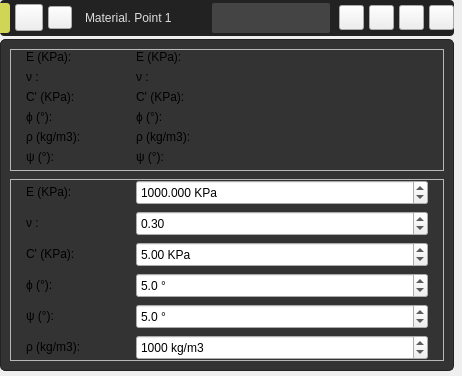
Before: the Qt Designer form app/ui/widget_draw_property_card.ui in edwinar13/MPM-UN, drawn with Qt 5.
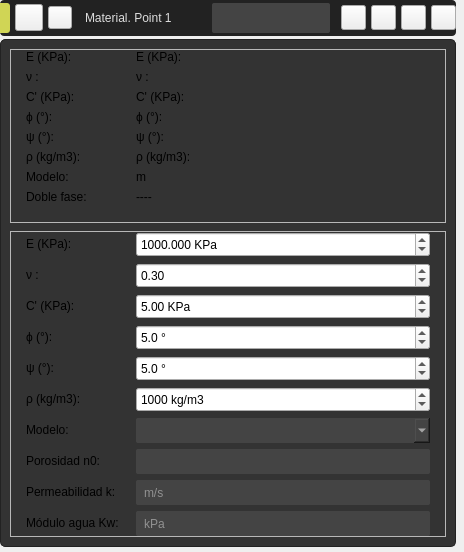
After: the same form once the commit is applied. Icons and pictures are not drawn.

Commit message:
ui(materiales): modelo y doble fase en los .ui del menú y la tarjeta
- Las filas dejan de crearse por código; el código solo llena el combo y tooltips.
- Corrige el estilo de los campos de doble fase (salían en blanco).

The edit to the form file:
```diff
--- a/app/ui/widget_draw_property_card.ui
+++ b/app/ui/widget_draw_property_card.ui
@@ -6,8 +6,8 @@
    <rect>
     <x>0</x>
     <y>0</y>
-    <width>462</width>
-    <height>376</height>
+    <width>464</width>
+    <height>552</height>
    </rect>
   </property>
   <property name="sizePolicy">
@@ -135,6 +135,25 @@
 padding-right: 6px;
 padding-left: 6px;
 
+}
+
+/*◘◘◘◘◘◘◘◘◘◘◘◘◘◘◘◘◘◘     Edición: modelo y doble fase      ◘◘◘◘◘◘◘◘◘◘◘◘◘◘◘◘◘◘◘◘◘◘◘*/
+
+QFrame#frame_edit QLineEdit,
+QFrame#frame_edit QComboBox{
+font: 9pt &quot;Ubuntu&quot;;
+color: #DDDDDD;
+background-color: #444444;
+border: none;
+border-radius: 2px;
+padding-right: 6px;
+padding-left: 6px;
+}
+QFrame#frame_edit QComboBox QAbstractItemView{
+background-color: #383838;
+color: #DDDDDD;
+selection-background-color: #444444;
+selection-color: #C8CC8E;
 }</string>
   </property>
   <layout class="QVBoxLayout" name="verticalLayout">
@@ -726,45 +745,7 @@
            </property>
           </widget>
          </item>
-         <item row="5" column="0">
-          <widget class="QLabel" name="label_textProperties6_2">
-           <property name="minimumSize">
-            <size>
-             <width>80</width>
-             <height>0</height>
-            </size>
-           </property>
-           <property name="toolTip">
-            <string>Ángulo  de dilatancia </string>
-           </property>
-           <property name="text">
-            <string>ψ (°):</string>
-           </property>
-           <property name="QLabelStyle" stdset="0">
-            <number>3</number>
-           </property>
-          </widget>
-         </item>
-         <item row="5" column="1">
-          <widget class="QLabel" name="label_textPropertiesPsi">
-           <property name="minimumSize">
-            <size>
-             <width>80</width>
-             <height>0</height>
-            </size>
-           </property>
-           <property name="toolTip">
-            <string>Ángulo  de dilatancia </string>
-           </property>
-           <property name="text">
-            <string>ψ (°):</string>
-           </property>
-           <property name="QLabelStyle" stdset="0">
-            <number>3</number>
-           </property>
-          </widget>
-         </item>
-         <item row="4" column="0">
+         <item row="6" column="0">
           <widget class="QLabel" name="label_textProperties4_4">
            <property name="minimumSize">
             <size>
@@ -783,7 +764,7 @@
            </property>
           </widget>
          </item>
-         <item row="4" column="1">
+         <item row="6" column="1">
           <widget class="QLabel" name="label_textPropertiesP">
            <property name="minimumSize">
             <size>
@@ -802,6 +783,123 @@
            </property>
           </widget>
          </item>
+         <item row="4" column="0">
+          <widget class="QLabel" name="label_textProperties6_2">
+           <property name="minimumSize">
+            <size>
+             <width>80</width>
+             <height>0</height>
+            </size>
+           </property>
+           <property name="toolTip">
+            <string>Ángulo  de dilatancia </string>
+           </property>
+           <property name="text">
+            <string>ψ (°):</string>
+           </property>
+           <property name="QLabelStyle" stdset="0">
+            <number>3</number>
+           </property>
+          </widget>
+         </item>
+         <item row="4" column="1">
+          <widget class="QLabel" name="label_textPropertiesPsi">
+           <property name="minimumSize">
+            <size>
+             <width>80</width>
+             <height>0</height>
+            </size>
+           </property>
+           <property name="toolTip">
+            <string>Ángulo  de dilatancia </string>
+           </property>
+           <property name="text">
+            <string>ψ (°):</string>
+           </property>
+           <property name="QLabelStyle" stdset="0">
+            <number>3</number>
+           </property>
+          </widget>
+         </item>
+         <item row="7" column="0">
+          <widget class="QLabel" name="label_textProperties4_6">
+           <property name="minimumSize">
+            <size>
+             <width>110</width>
+             <height>0</height>
+            </size>
+           </property>
+           <property name="toolTip">
+            <string>Cohesión </string>
+           </property>
+           <property name="text">
+            <string>Modelo:</string>
+           </property>
+           <property name="QLabelStyle" stdset="0">
+            <number>3</number>
+           </property>
+          </widget>
+         </item>
+         <item row="7" column="1">
+          <widget class="QLabel" name="label_textPropertiesModel">
+           <property name="minimumSize">
+            <size>
+             <width>110</width>
+             <height>0</height>
+            </size>
+           </property>
+           <property name="toolTip">
+            <string>Cohesión </string>
+           </property>
+           <property name="text">
+            <string>m</string>
+           </property>
+           <property name="QLabelStyle" stdset="0">
+            <number>3</number>
+           </property>
+          </widget>
+         </item>
+         <item row="8" column="0">
+          <widget class="QLabel" name="label_textProperties4_7">
+           <property name="minimumSize">
+            <size>
+             <width>110</width>
+             <height>0</height>
+            </size>
+           </property>
+           <property name="toolTip">
+            <string>Cohesión </string>
+           </property>
+           <property name="text">
+            <string>Doble fase:</string>
+           </property>
+           <property name="QLabelStyle" stdset="0">
+            <number>3</number>
+           </property>
+          </widget>
+         </item>
+         <item row="8" column="1">
+          <widget class="QLabel" name="label_textPropertiesTwoPhase">
+           <property name="minimumSize">
+            <size>
+             <width>110</width>
+             <height>0</height>
+            </size>
+           </property>
+           <property name="toolTip">
+            <string>Cohesión </string>
+           </property>
+           <property name="text">
+            <string>----</string>
+           </property>
+           <property name="wordWrap">
+            <bool>true</bool>
+           </property>
+           <property name="QLabelStyle" stdset="0">
+            <number>3</number>
+           </property>
+          </widget>
+         </item>
         </layout>
        </widget>
       </item>
@@ -1150,6 +1248,170 @@
            </property>
           </widget>
          </item>
+         <item row="6" column="0">
+          <widget class="QLabel" name="label_textPropertiesModelEdit">
+           <property name="minimumSize">
+            <size>
+             <width>110</width>
+             <height>0</height>
+            </size>
+           </property>
+           <property name="toolTip">
+            <string>Cohesión </string>
+           </property>
+           <property name="text">
+            <string>Modelo:</string>
+           </property>
+           <property name="QLabelStyle" stdset="0">
+            <number>3</number>
+           </property>
+          </widget>
+         </item>
+         <item row="7" column="0">
+          <widget class="QLabel" name="label_textPropertiesPorosity">
+           <property name="minimumSize">
+            <size>
+             <width>110</width>
+             <height>0</height>
+            </size>
+           </property>
+           <property name="toolTip">
+            <string>Cohesión </string>
+           </property>
+           <property name="text">
+            <string>Porosidad n0:</string>
+           </property>
+           <property name="QLabelStyle" stdset="0">
+            <number>3</number>
+           </property>
+          </widget>
+         </item>
+         <item row="6" column="1">
+          <widget class="QComboBox" name="comboBox_textPropertiesModel">
+           <property name="enabled">
+            <bool>true</bool>
+           </property>
+           <property name="minimumSize">
+            <size>
+             <width>0</width>
+             <height>25</height>
+            </size>
+           </property>
+           <property name="QComboBoxStyle" stdset="0">
+            <number>1</number>
+           </property>
+          </widget>
+         </item>
+         <item row="7" column="1">
+          <widget class="QLineEdit" name="lineEdit_textPropertiesPorosity">
+           <property name="minimumSize">
+            <size>
+             <width>150</width>
+             <height>25</height>
+            </size>
+           </property>
+           <property name="maximumSize">
+            <size>
+             <width>16777215</width>
+             <height>16777215</height>
+            </size>
+           </property>
+           <property name="text">
+            <string/>
+           </property>
+           <property name="QLineEditStyle" stdset="0">
+            <number>1</number>
+           </property>
+          </widget>
+         </item>
+         <item row="8" column="0">
+          <widget class="QLabel" name="label_textPropertiesPermeability">
+           <property name="minimumSize">
+            <size>
+             <width>110</width>
+             <height>0</height>
+            </size>
+           </property>
+           <property name="toolTip">
+            <string>Cohesión </string>
+           </property>
+           <property name="text">
+            <string>Permeabilidad k:</string>
+           </property>
+           <property name="QLabelStyle" stdset="0">
+            <number>3</number>
+           </property>
+          </widget>
+         </item>
+         <item row="8" column="1">
+          <widget class="QLineEdit" name="lineEdit_textPropertiesPermeability">
+           <property name="minimumSize">
+            <size>
+             <width>150</width>
+             <height>25</height>
+            </size>
+           </property>
+           <property name="maximumSize">
+            <size>
+             <width>16777215</width>
+             <height>16777215</height>
+            </size>
+           </property>
+           <property name="text">
+            <string/>
+           </property>
+           <property name="placeholderText">
+            <string>m/s</string>
+           </property>
+           <property name="QLineEditStyle" stdset="0">
+            <number>1</number>
+           </property>
+          </widget>
+         </item>
+         <item row="9" column="0">
+          <widget class="QLabel" name="label_textPropertiesKw">
+           <property name="minimumSize">
+            <size>
+             <width>110</width>
+             <height>0</height>
+            </size>
+           </property>
+           <property name="toolTip">
+            <string>Cohesión </string>
+           </property>
+           <property name="text">
+            <string>Módulo agua Kw:</string>
+           </property>
+           <property name="QLabelStyle" stdset="0">
+            <number>3</number>
+           </property>
+          </widget>
+         </item>
+         <item row="9" column="1">
+          <widget class="QLineEdit" name="lineEdit_textPropertiesKw">
+           <property name="minimumSize">
+            <size>
+             <width>150</width>
+             <height>25</height>
+            </size>
+           </property>
+           <property name="maximumSize">
+            <size>
+             <width>16777215</width>
+             <height>16777215</height>
+            </size>
+           </property>
+           <property name="text">
+            <string/>
+           </property>
+           <property name="placeholderText">
+            <string>kPa</string>
+           </property>
+           <property name="QLineEditStyle" stdset="0">
+            <number>1</number>
+           </property>
+          </widget>
+         </item>
         </layout>
        </widget>
       </item>
```
Left out of the diff: 38 changed lines with no effect on the pictures. The commit also changes 6 other files.
